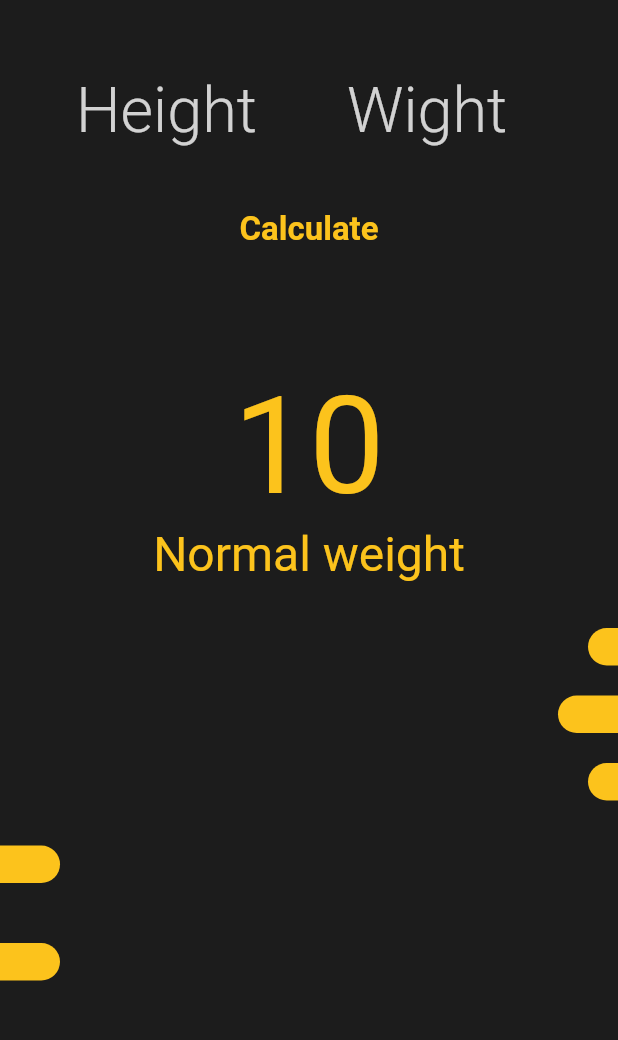
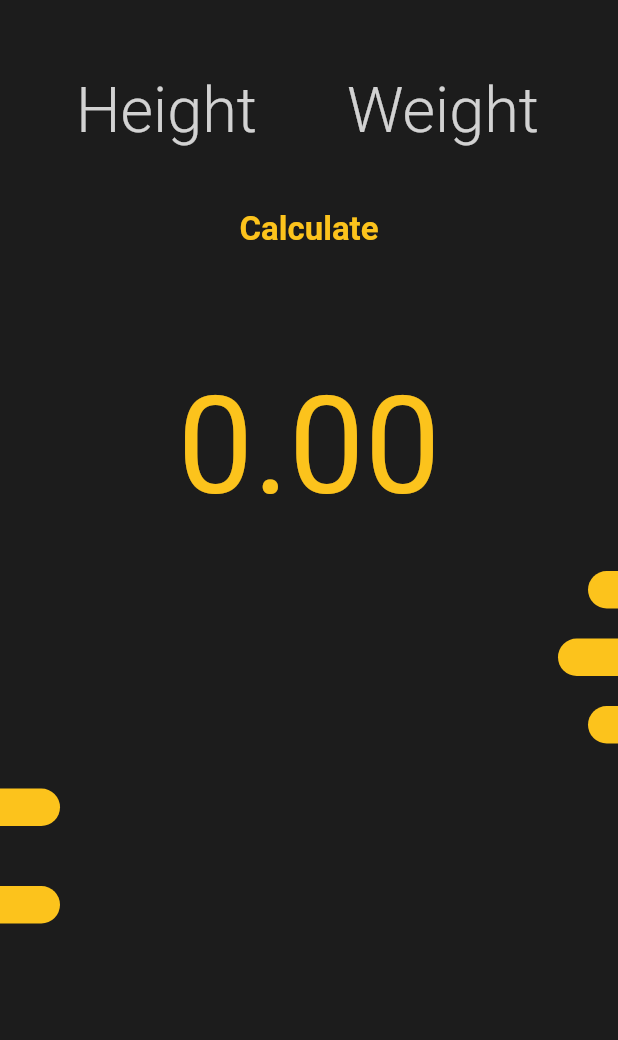
Before and after one commit to ayoubkamli/bmi_calculator, a Flutter app: the screen it shows after launch, on a phone screen of 412 x 824 dp, the part 59-1099 px from its top. Run offline on Flutter 3.47's test engine with Material 2 defaults, Android fonts, the phone set to English and light mode, and no system bars; our stand-ins replace hexcolor.

Commit message:
Finishing the calculation of the bmi

```diff
--- a/lib/screens/home.dart
+++ b/lib/screens/home.dart
@@ -11,6 +11,11 @@ class HomeScreen extends StatefulWidget {
 }
 
 class _HomeScreenState extends State<HomeScreen> {
+  TextEditingController _heightController = TextEditingController();
+  TextEditingController _weightController = TextEditingController();
+  double _bmiResult = 0;
+  String _textResult = '';
+
   @override
   Widget build(BuildContext context) {
     return Scaffold(
@@ -34,7 +39,8 @@ class _HomeScreenState extends State<HomeScreen> {
             children: [
               SizedBox(
                 width: 130,
-                child: TextFormField(
+                child: TextField(
+                  controller: _heightController,
                   style: TextStyle(
                     fontSize: 42,
                     fontWeight: FontWeight.w300,
@@ -54,7 +60,8 @@ class _HomeScreenState extends State<HomeScreen> {
               ),
               SizedBox(
                 width: 130,
-                child: TextFormField(
+                child: TextField(
+                  controller: _weightController,
                   style: TextStyle(
                     fontSize: 42,
                     fontWeight: FontWeight.w300,
@@ -63,7 +70,7 @@ class _HomeScreenState extends State<HomeScreen> {
                   keyboardType: TextInputType.number,
                   decoration: InputDecoration(
                     border: InputBorder.none,
-                    hintText: 'Wight',
+                    hintText: 'Weight',
                     hintStyle: TextStyle(
                       fontSize: 42,
                       fontWeight: FontWeight.w300,
@@ -77,7 +84,22 @@ class _HomeScreenState extends State<HomeScreen> {
           const SizedBox(
             height: 30,
           ),
-          Container(
+          GestureDetector(
+            onTap: () {
+              //
+              double _h = double.parse(_heightController.text);
+              double _w = double.parse(_weightController.text);
+              setState(() {
+                _bmiResult = _w / (_h * _h);
+                if (_bmiResult > 25) {
+                  _textResult = 'You\'re over weight';
+                } else if (_bmiResult >= 18.5) {
+                  _textResult = 'You have normal weight';
+                } else {
+                  _textResult = 'You\'re under weight';
+                }
+              });
+            },
             child: Text(
               'Calculate',
               style: TextStyle(
@@ -91,13 +113,14 @@ class _HomeScreenState extends State<HomeScreen> {
           ),
           Container(
             child: Text(
-              '10',
+              _bmiResult.toStringAsFixed(2),
               style: TextStyle(fontSize: 90, color: accentHexColor),
             ),
           ),
-          Container(
+          Visibility(
+            visible: _textResult.isNotEmpty,
             child: Text(
-              'Normal weight',
+              _textResult,
               style: TextStyle(
                   fontSize: 32,
                   fontWeight: FontWeight.w400,
```
